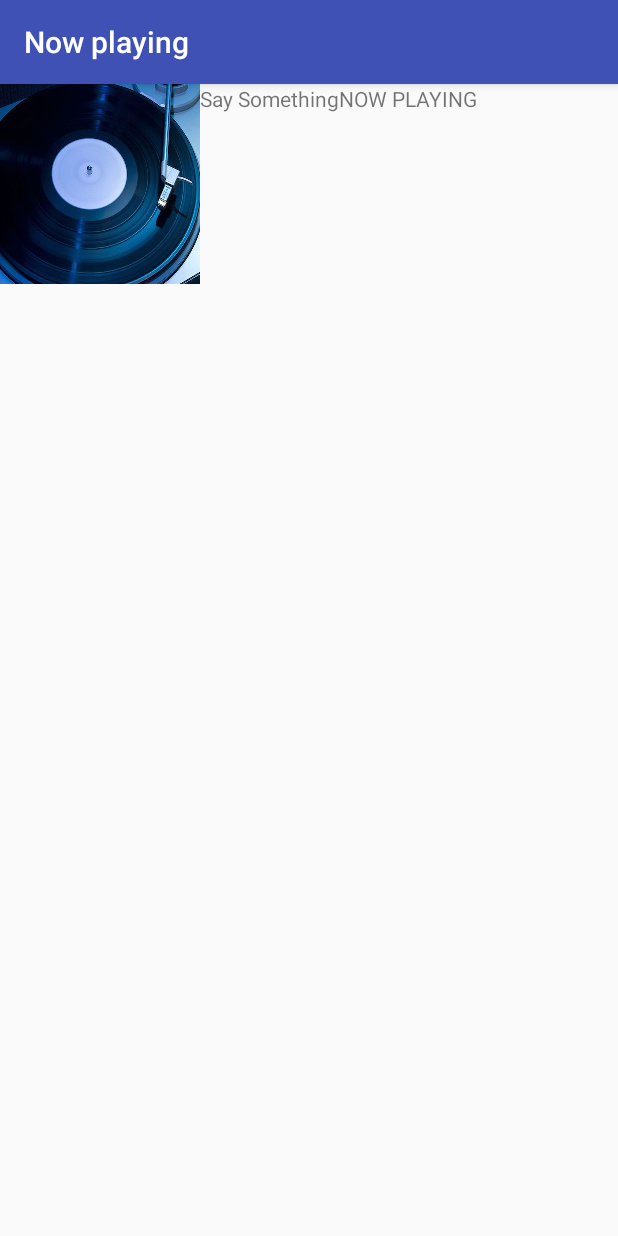
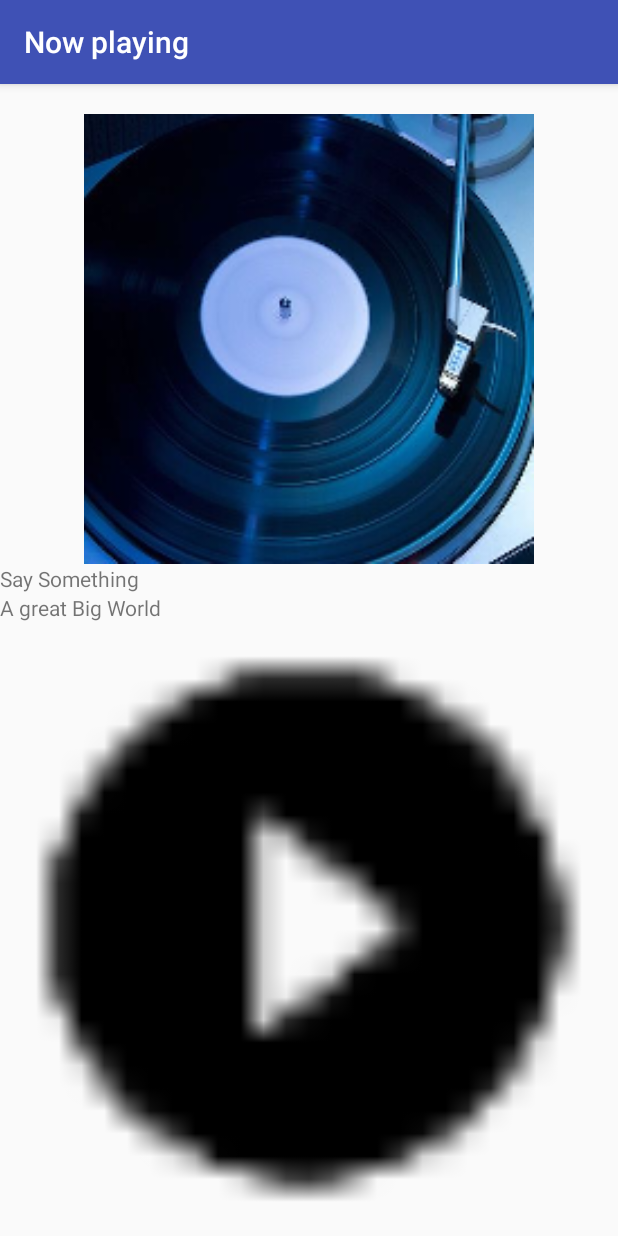
Before and after one commit to carquet/musicApp, an Android app: the BlueHornActivity screen opened directly, with no data from a screen before it, after a tap on "SAY SOMETHING", on a phone screen of 412 x 824 dp. Run offline under Robolectric (Android 15) with nearby library versions, the phone set to English and light mode, and no system bars.

Commit message:
sefix #3

```diff
--- a/app/src/main/java/com/example/android/musicapp/BlueHornActivity.java
+++ b/app/src/main/java/com/example/android/musicapp/BlueHornActivity.java
@@ -51,14 +51,14 @@ public class BlueHornActivity extends AppCompatActivity {
                                     int position, long id) {
 
                 Song currentSong = songsList.get(position);
+                String title = currentSong.getmTitle();
                 String artist = currentSong.getmArtist();
-                String title = currentSong.getmTitle();
                 int image = currentSong.getmAlbumImage();
 
 
                 Intent listViewIntent = new Intent(BlueHornActivity.this, NowPlayingActivity.class);
-                listViewIntent.putExtra("artiste", artist);
                 listViewIntent.putExtra("title", title);
+                listViewIntent.putExtra("artist", artist);
                 listViewIntent.putExtra("image", image);
                 startActivity(listViewIntent);
 
--- a/app/src/main/java/com/example/android/musicapp/LegendaryActivity.java
+++ b/app/src/main/java/com/example/android/musicapp/LegendaryActivity.java
@@ -55,7 +55,7 @@ public class LegendaryActivity extends AppCompatActivity {
                 int image = currentSong.getmAlbumImage();
 
                 Intent listViewIntent = new Intent(LegendaryActivity.this, NowPlayingActivity.class);
-                listViewIntent.putExtra("artiste", artist);
+                listViewIntent.putExtra("artist", artist);
                 listViewIntent.putExtra("title", title);
                 listViewIntent.putExtra("image", image);
                 startActivity(listViewIntent);
--- a/app/src/main/java/com/example/android/musicapp/SuitUpActivity.java
+++ b/app/src/main/java/com/example/android/musicapp/SuitUpActivity.java
@@ -56,7 +56,7 @@ public class SuitUpActivity extends AppCompatActivity {
                 int image = currentSong.getmAlbumImage();
 
                 Intent listViewIntent = new Intent(SuitUpActivity.this, NowPlayingActivity.class);
-                listViewIntent.putExtra("artiste", artist);
+                listViewIntent.putExtra("artist", artist);
                 listViewIntent.putExtra("title", title);
                 listViewIntent.putExtra("image", image);
                 startActivity(listViewIntent);
--- a/app/src/main/java/com/example/android/musicapp/YellowUmbrellaActivity.java
+++ b/app/src/main/java/com/example/android/musicapp/YellowUmbrellaActivity.java
@@ -56,7 +56,7 @@ public class YellowUmbrellaActivity extends AppCompatActivity {
                 int image = currentSong.getmAlbumImage();
 
                 Intent listViewIntent = new Intent(YellowUmbrellaActivity.this, NowPlayingActivity.class);
-                listViewIntent.putExtra("artiste", artist);
+                listViewIntent.putExtra("artist", artist);
                 listViewIntent.putExtra("title", title);
                 listViewIntent.putExtra("image", image);
                 startActivity(listViewIntent);
--- a/app/src/main/res/layout/activity_now_playing.xml
+++ b/app/src/main/res/layout/activity_now_playing.xml
@@ -4,26 +4,33 @@
     xmlns:tools="http://schemas.android.com/tools"
     android:layout_width="match_parent"
     android:layout_height="match_parent"
-    android:orientation="horizontal"
+    android:orientation="vertical"
     tools:context=".NowPlayingActivity"
     android:id="@+id/rootView">
     <ImageView
         android:id="@+id/now_playing_image"
-        android:layout_width="wrap_content"
-        android:layout_height="wrap_content" />
+        android:layout_width="match_parent"
+        android:layout_height="300dp"
+        android:layout_gravity="center_vertical"
+        android:layout_marginTop="20dp"
+        tools:src="@drawable/album"/>
+
     <TextView
         android:id="@+id/now_playing_title"
-        android:layout_width="wrap_content"
-        android:layout_height="match_parent"
+        android:layout_width="match_parent"
+        android:layout_height="wrap_content"
         tools:text="title"/>
+
     <TextView
         android:id="@+id/now_playing_artist"
-        android:layout_width="wrap_content"
+        android:layout_width="match_parent"
+        android:layout_height="wrap_content"
+        tools:text="artist"/>
+
+    <ImageView
+        android:layout_width="match_parent"
         android:layout_height="match_parent"
-        tools:text="artist"/>
-    <TextView
-        android:layout_width="wrap_content"
-        android:layout_height="wrap_content"
-        android:text="NOW PLAYING"/>
+        android:layout_weight="1"
+        android:src="@drawable/ic_play_circle_filled" />
 
 </LinearLayout>
```
